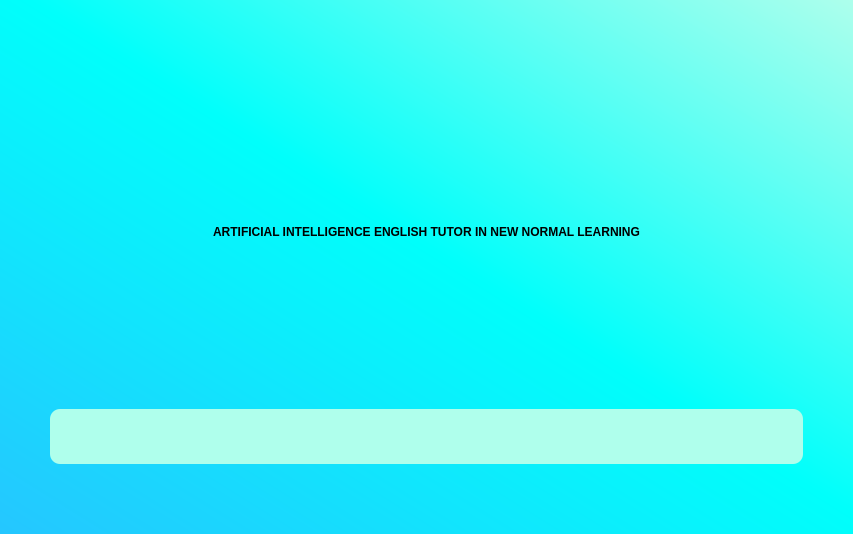
Before: the Qt Designer form src/screens/splashscreen.ui in jshperalta/ai-englishTutor, drawn with Qt 5.
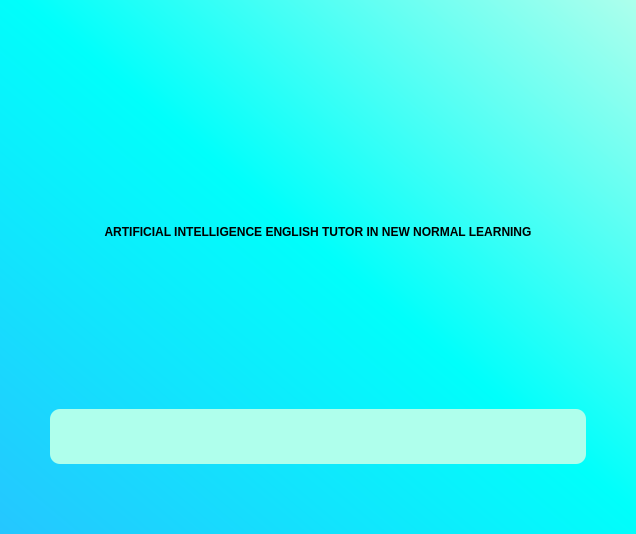
After: the same form once the commit is applied.

What changed in the file:
```diff
--- a/src/screens/splashscreen.ui
+++ b/src/screens/splashscreen.ui
@@ -6,7 +6,7 @@
    <rect>
     <x>0</x>
     <y>0</y>
-    <width>853</width>
+    <width>636</width>
     <height>534</height>
    </rect>
   </property>
```
